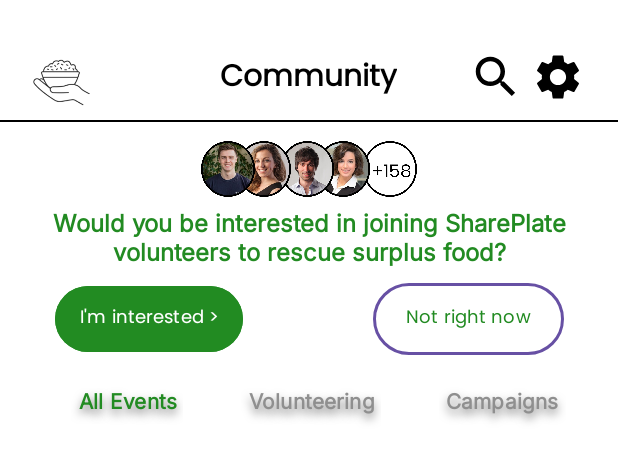
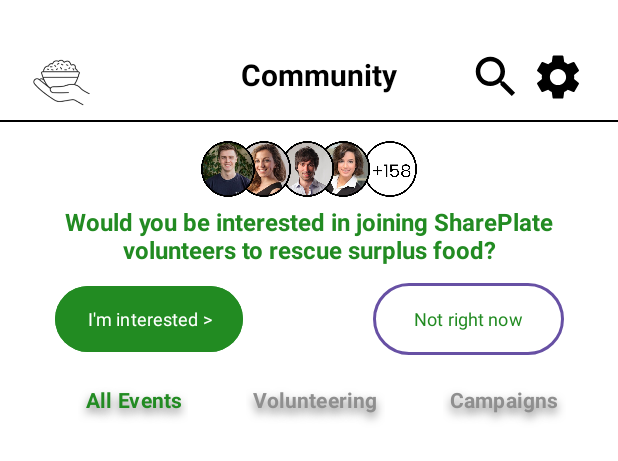
Before and after one commit to yanayusman/WIA2007-MAD, an Android app: the layout fragment_community_all.xml on its own in the app's theme, with its tools: preview values and no code run, on a phone screen of 412 x 824 dp. Shown: the top 461 px of the screen. Run offline under Robolectric (Android 15) with nearby library versions, the light colour scheme and no system bars.

Commit message:
fixed crashing issue

```diff
--- a/SharePlateApp/app/src/main/AndroidManifest.xml
+++ b/SharePlateApp/app/src/main/AndroidManifest.xml
@@ -31,9 +31,6 @@
             android:name=".Home"
             android:exported="false" />
         <activity
-            android:name=".CommunityAllFragment"
-            android:exported="false" />
-        <activity
             android:name=".LoginActivity"
             android:exported="false" />
         <activity
--- a/SharePlateApp/app/src/main/res/layout/fragment_community_all.xml
+++ b/SharePlateApp/app/src/main/res/layout/fragment_community_all.xml
@@ -44,7 +44,7 @@
         android:layout_marginStart="146dp"
         android:layout_marginTop="36dp"
         android:layout_marginEnd="147dp"
-        android:fontFamily="@font/poppins"
+        android:fontFamily="sans-serif"
         android:text="Community"
         android:textColor="#000000"
         android:textSize="20sp"
@@ -71,7 +71,7 @@
         android:layout_marginStart="26dp"
         android:layout_marginTop="55dp"
         android:layout_marginEnd="26dp"
-        android:fontFamily="@font/inter"
+        android:fontFamily="sans-serif"
         android:text="Would you be interested in joining SharePlate volunteers to rescue surplus food?"
         android:textAlignment="center"
         android:textColor="#228B22"
@@ -88,7 +88,7 @@
         android:layout_marginStart="10dp"
         android:layout_marginTop="50dp"
         android:backgroundTint="#228B22"
-        android:fontFamily="@font/poppins"
+        android:fontFamily="sans-serif"
         android:padding="8dp"
         android:text="I'm interested >"
         android:textSize="12sp"
@@ -102,7 +102,7 @@
         android:layout_marginTop="52dp"
         android:layout_marginEnd="10dp"
         android:background="@drawable/not_now_button_background"
-        android:fontFamily="@font/poppins"
+        android:fontFamily="sans-serif"
         android:padding="8dp"
         android:text="Not right now"
         android:textColor="#228B22"
@@ -124,7 +124,7 @@
         android:layout_height="wrap_content"
         android:layout_marginTop="60dp"
         android:backgroundTint="#FFFFFF"
-        android:fontFamily="@font/inter"
+        android:fontFamily="sans-serif"
         android:text="All Events"
         android:textColor="#228B22"
         android:textStyle="bold"
@@ -140,7 +140,7 @@
         android:layout_height="wrap_content"
         android:layout_marginTop="60dp"
         android:backgroundTint="#FFFFFF"
-        android:fontFamily="@font/inter"
+        android:fontFamily="sans-serif"
         android:text="Volunteering"
         android:textColor="#8F8F8F"
         android:textStyle="bold"
@@ -157,7 +157,7 @@
         android:layout_marginTop="60dp"
         android:layout_marginEnd="15dp"
         android:backgroundTint="#FFFFFF"
-        android:fontFamily="@font/inter"
+        android:fontFamily="sans-serif"
         android:text="Campaigns"
         android:textColor="#8F8F8F"
         android:textStyle="bold"
```
Also changed, not shown: SharePlateApp/app/src/main/res/values/preloaded_fonts.xml (added, +7 -0 lines).
